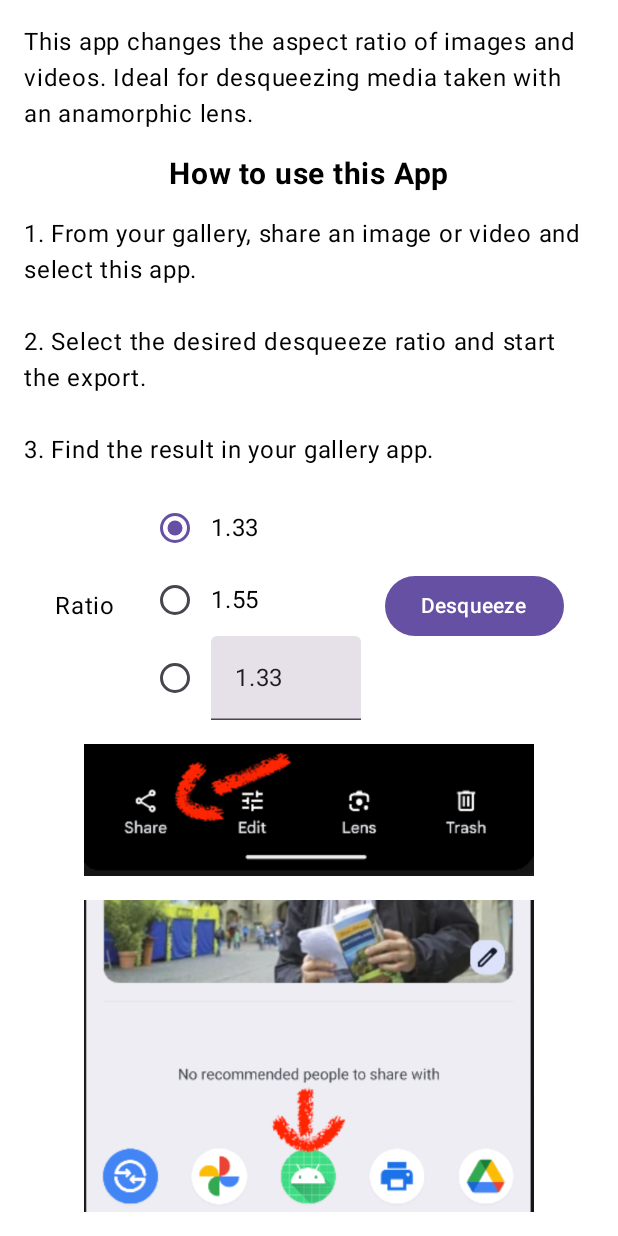
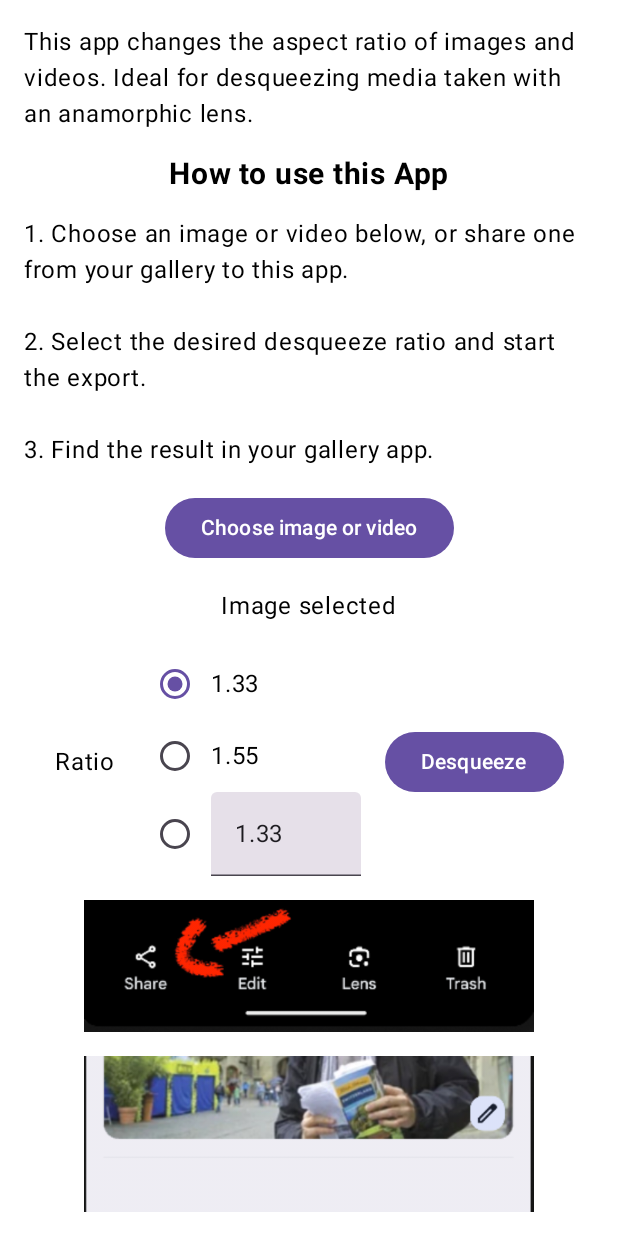
Before and after one commit to hanscappelle/anamorphic-desqueeze-android-app, an Android app built with Jetpack Compose: the @Preview function GreetingPreview, on a phone screen of 412 x 824 dp. Run offline under Robolectric (Android 15) with nearby library versions, the phone set to English and light mode, and no system bars.

Commit message:
added image picker in app

```diff
--- a/app/src/main/java/be/hcpl/android/photofilters/DesqueezeAppContent.kt
+++ b/app/src/main/java/be/hcpl/android/photofilters/DesqueezeAppContent.kt
@@ -56,10 +56,20 @@ fun DesqueezeAppContent(
             DesqueezeInfo()
         }
         item {
-            // action depends on image selected or not
-            if (content.imageUrl == null && content.videoUrl == null) {
+            if (content.exportProgress == null) {
                 OpenGalleryAction(onGallery)
-            } else {
+            }
+        }
+        if (content.imageUrl != null || content.videoUrl != null) {
+            item {
+                Text(
+                    stringResource(
+                        if (content.videoUrl != null) R.string.video_selected
+                        else R.string.image_selected
+                    )
+                )
+            }
+            item {
                 DesqueezeAction(content, onResize, onCancelExport, selectRatio)
             }
         }
--- a/app/src/main/res/values/strings.xml
+++ b/app/src/main/res/values/strings.xml
@@ -2,7 +2,7 @@
     <string name="app_name">AnamorphicDesqueeze</string>
     <string name="info_about_app">This app changes the aspect ratio of images and videos. Ideal for desqueezing media taken with an anamorphic lens.</string>
     <string name="info_how_to_use">
-        1. From your gallery, share an image or video and select this app.
+        1. Choose an image or video below, or share one from your gallery to this app.
         \n\n2. Select the desired desqueeze ratio and start the export.
         \n\n3. Find the result in your gallery app.</string>
     <string name="contentDescription_sample_image">sample image</string>
@@ -15,7 +15,12 @@
     <string name="video_export_permission_required">Storage permission is required to save this video.</string>
     <string name="video_saved_no_player">Video saved, but no app is available to play it.</string>
     <string name="error_invalid_ratio">Enter a positive aspect ratio.</string>
-    <string name="action_open_gallery">Open Gallery</string>
+    <string name="action_open_gallery">Choose image or video</string>
+    <string name="image_selected">Image selected</string>
+    <string name="video_selected">Video selected</string>
+    <string name="error_unsupported_media">The selected item is not a supported image or video.</string>
+    <string name="error_media_access">Could not access the selected image or video.</string>
+    <string name="error_media_picker_unavailable">No app is available to choose an image or video.</string>
     <string name="contentDescription_screenshot_01">Open gallery and select share</string>
     <string name="contentDescription_screenshot_02">From image share option select this app</string>
     <string name="hint_ratio">Ratio</string>
```
Also changed, not shown: app/src/main/java/be/hcpl/android/photofilters/MainActivity.kt (+51 -7 lines).
